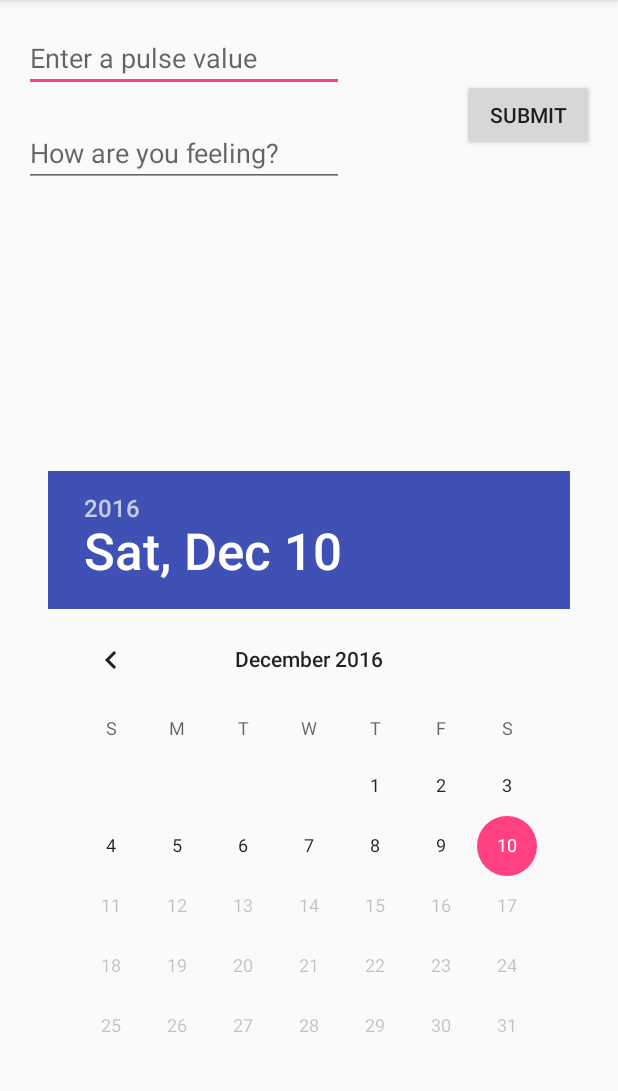
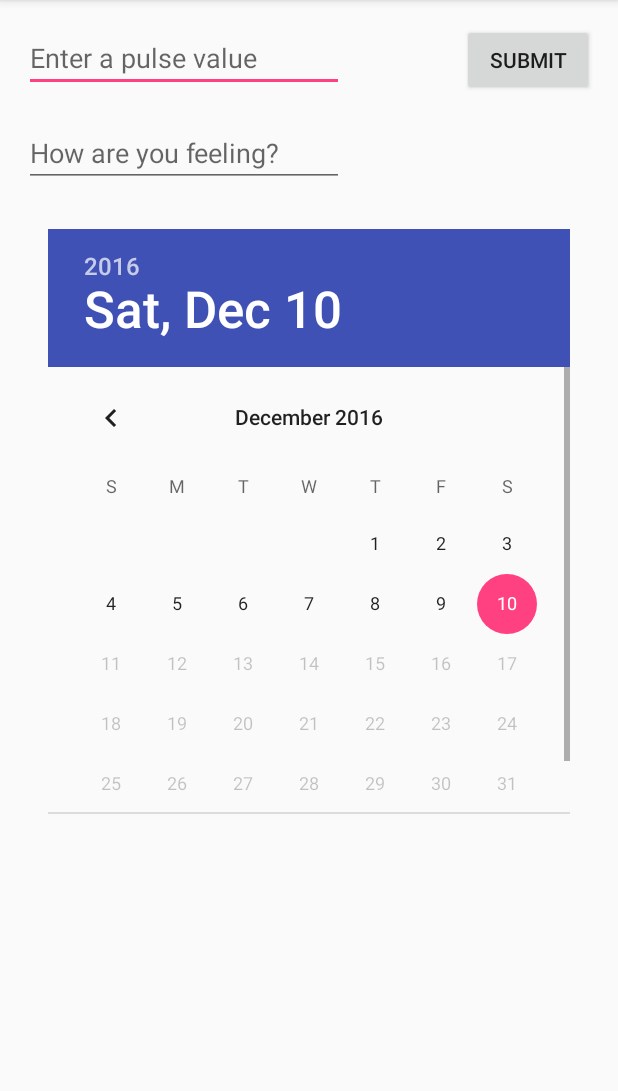
Before and after one commit to danielacraciun/PulseTrack, an Android app: the AddPulseLog screen opened directly, with no data from a screen before it, on a phone screen of 412 x 824 dp, the part 84-1175 px from its top. Run offline under Robolectric (Android 15) with nearby library versions, the phone set to English and light mode, and no system bars; libraries missing offline, so code that uses them is left out: io.realm; 1 statement that could not run was skipped.

Commit message:
Fixed picker going away

```diff
--- a/PulseTrackAndroid/app/src/main/AndroidManifest.xml
+++ b/PulseTrackAndroid/app/src/main/AndroidManifest.xml
@@ -15,9 +15,10 @@
                 <category android:name="android.intent.category.LAUNCHER" />
             </intent-filter>
         </activity>
-        <activity android:name=".AddPulseLog" />
+        <activity android:name=".AddPulseLog" android:windowSoftInputMode="adjustPan">
+        </activity>
         <activity android:name=".PulseLogDetail" />
-        <activity android:name=".Statistics"></activity>
+        <activity android:name=".Statistics" />
     </application>
 
 </manifest>
--- a/PulseTrackAndroid/app/src/main/java/com/example/dana/pulsetrackandroid/Statistics.java
+++ b/PulseTrackAndroid/app/src/main/java/com/example/dana/pulsetrackandroid/Statistics.java
@@ -32,7 +32,7 @@ public class Statistics extends AppCompatActivity {
         setContentView(R.layout.activity_statistics);
 
         realm = Realm.getDefaultInstance();
-        RealmResults results = realm.where(PulseLog.class).findAll();
+        RealmResults results = realm.where(PulseLog.class).findAll().sort("time");
         List<PulseLog> list = new ArrayList<>();
         list.addAll(results);
 
--- a/PulseTrackAndroid/app/src/main/res/layout/activity_add_pulse_log.xml
+++ b/PulseTrackAndroid/app/src/main/res/layout/activity_add_pulse_log.xml
@@ -37,16 +37,15 @@
         android:id="@+id/button2"
         android:onClick="sendLogBack"
         android:layout_marginBottom="24dp"
-        android:layout_alignBottom="@+id/editFeeling"
         android:layout_alignParentEnd="true" />
 
     <DatePicker
         android:layout_width="wrap_content"
-        android:layout_height="wrap_content"
-        android:layout_marginBottom="8dp"
+        android:layout_height="390dip"
         android:id="@+id/datePicker3"
-        android:layout_alignParentBottom="true"
-        android:layout_centerHorizontal="true"
-        android:headerBackground="?android:attr/colorPrimary" />
+        android:headerBackground="?android:attr/colorPrimary"
+        android:layout_marginTop="28dp"
+        android:layout_below="@+id/editFeeling"
+        android:layout_centerHorizontal="true" />
 
 </RelativeLayout>
--- a/PulseTrackAndroid/app/src/main/res/layout/activity_statistics.xml
+++ b/PulseTrackAndroid/app/src/main/res/layout/activity_statistics.xml
@@ -17,6 +17,7 @@
         android:layout_alignParentTop="true"
         android:layout_alignParentStart="true"
         android:layout_alignParentEnd="true"
-        android:layout_alignParentBottom="true" />
+        android:layout_alignParentBottom="true"
+        android:descendantFocusability="blocksDescendants"/>
 
 </RelativeLayout>
```
